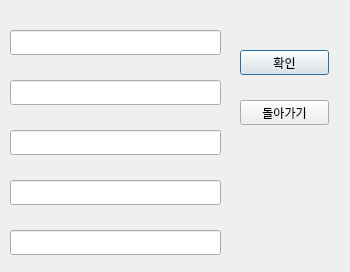
Above: Yanolja_serv/edit.ui from mssung34/Yanolja before the change. Below: the same form after it.
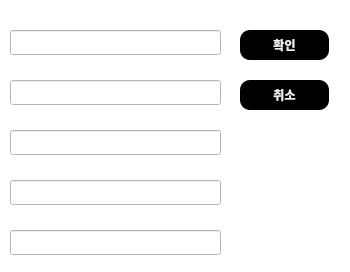
That is the form after the change.

```diff
--- a/Yanolja_serv/edit.ui
+++ b/Yanolja_serv/edit.ui
@@ -11,7 +11,10 @@
    </rect>
   </property>
   <property name="windowTitle">
-   <string>Dialog</string>
+   <string>Edit</string>
+  </property>
+  <property name="styleSheet">
+   <string notr="true">background-color: rgb(255, 255, 255);</string>
   </property>
   <widget class="QLineEdit" name="text1">
    <property name="geometry">
@@ -47,11 +50,30 @@
    <property name="geometry">
     <rect>
      <x>240</x>
-     <y>50</y>
+     <y>30</y>
      <width>89</width>
-     <height>25</height>
+     <height>30</height>
     </rect>
    </property>
+   <property name="font">
+    <font>
+     <family>Sans</family>
+     <weight>75</weight>
+     <bold>true</bold>
+    </font>
+   </property>
+   <property name="styleSheet">
+    <string notr="true">QPushButton{
+	background-color: rgb(0, 0, 0);
+	color: rgb(238, 238, 236);
+    border-radius: 10px;
+}
+QPushButton:hover{
+	background-color: rgb(255, 255, 255);
+	color: rgb(0, 0, 0);
+    border-radius: 10px;
+}</string>
+   </property>
    <property name="text">
     <string>확인</string>
    </property>
@@ -60,13 +82,32 @@
    <property name="geometry">
     <rect>
      <x>240</x>
-     <y>100</y>
+     <y>80</y>
      <width>89</width>
-     <height>25</height>
+     <height>30</height>
     </rect>
    </property>
+   <property name="font">
+    <font>
+     <family>Sans</family>
+     <weight>75</weight>
+     <bold>true</bold>
+    </font>
+   </property>
+   <property name="styleSheet">
+    <string notr="true">QPushButton{
+	background-color: rgb(0, 0, 0);
+	color: rgb(238, 238, 236);
+    border-radius: 10px;
+}
+QPushButton:hover{
+	background-color: rgb(255, 255, 255);
+	color: rgb(0, 0, 0);
+    border-radius: 10px;
+}</string>
+   </property>
    <property name="text">
-    <string>돌아가기</string>
+    <string>취소</string>
    </property>
   </widget>
   <widget class="QLabel" name="label1">
```
